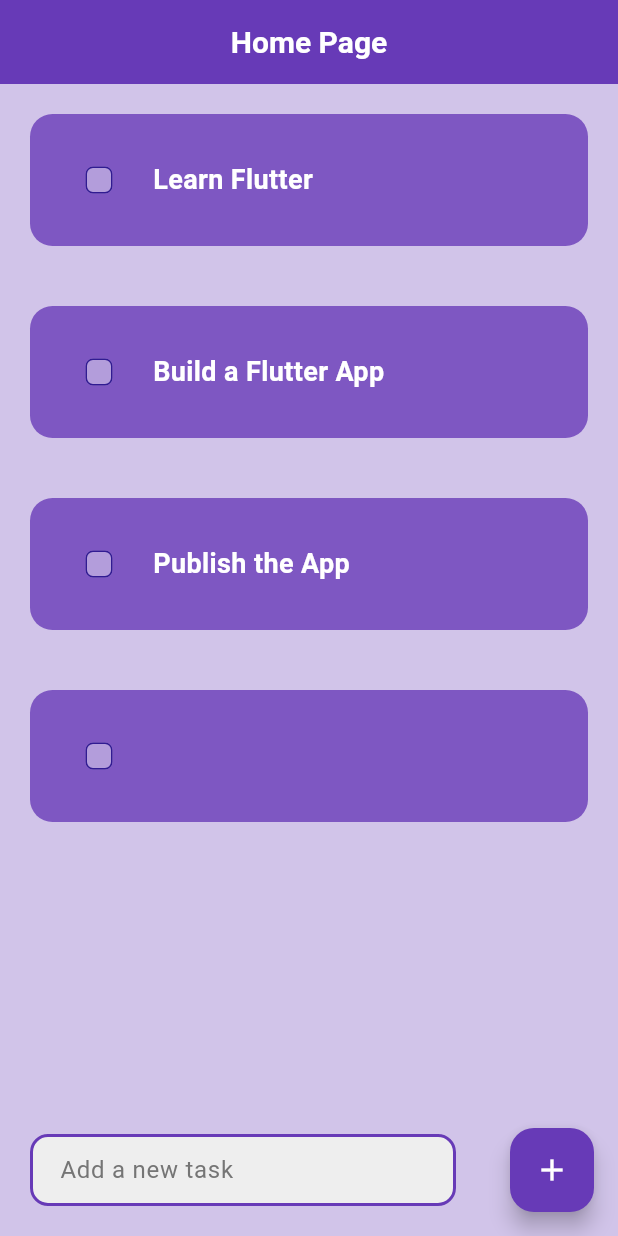
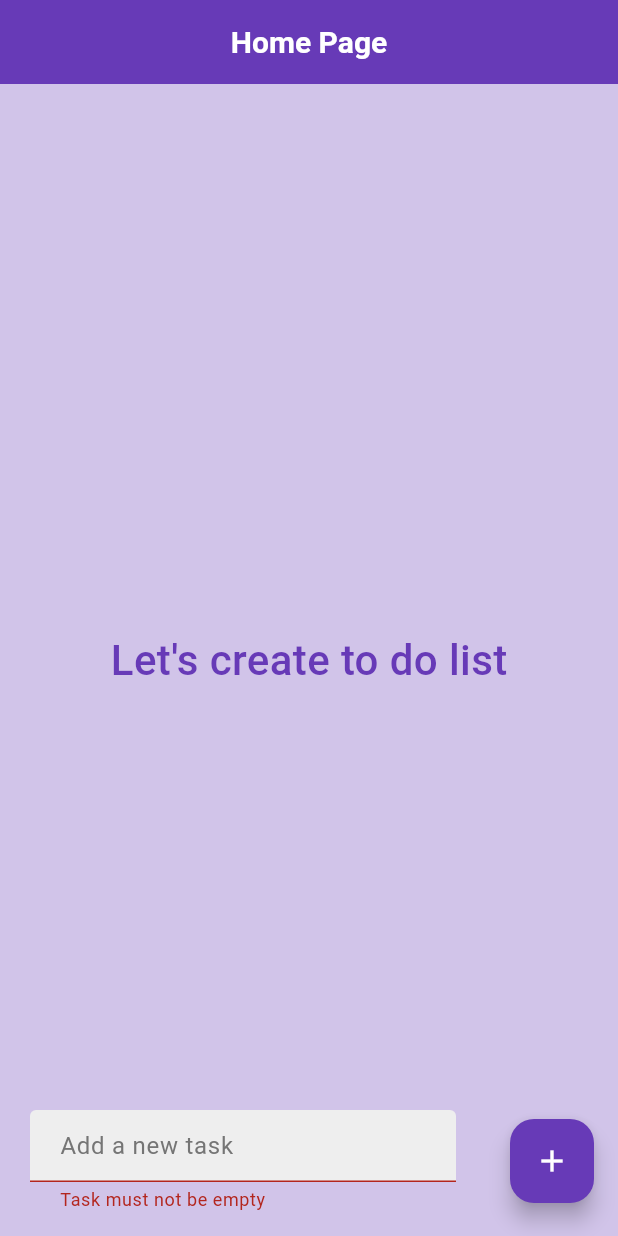
Before and after one commit to Suntoh/Flutter-Project, a Flutter app: the screen it shows after launch, after a tap on the "add" icon, on a phone screen of 412 x 824 dp. Run offline on Flutter 3.47's test engine with Material 3 defaults, Android fonts, the phone set to English and light mode, and no system bars; drawn by our look-alikes of flutter_slidable; our stand-ins replace flutter_dotenv, geocoding, geolocator, lottie.

Commit message:
feat: improve error handling and ui styling

```diff
--- a/project02/lib/pages/home_page.dart
+++ b/project02/lib/pages/home_page.dart
@@ -10,12 +10,10 @@
 
 class _HomePageState extends State<HomePage> {
   final _controller = TextEditingController();
+  String? _errorText;
 
-  List toDoList = [
-    ['Learn Flutter', false],
-    ['Build a Flutter App', false],
-    ['Publish the App', false],
-  ];
+  List toDoList = [];
+
   void checkboxChanged(bool? value, int index) {
     setState(() {
       toDoList[index][1] = !toDoList[index][1];
@@ -23,9 +21,14 @@
   }
 
   void addNewTask() {
+    if (_controller.text.isEmpty) {
+      setState(() => _errorText = 'Task must not be empty');
+      return;
+    }
     setState(() {
       toDoList.add([_controller.text, false]);
       _controller.clear();
+      _errorText = null;
     });
   }
 
@@ -34,7 +37,18 @@
       toDoList.removeAt(index);
     });
     ScaffoldMessenger.of(context).showSnackBar(
-      SnackBar(content: Text('Task deleted'), duration: Duration(seconds: 2)),
+      SnackBar(
+        content: Text(
+          'Task deleted',
+          style: TextStyle(
+            color: Colors.white,
+            fontSize: 16,
+            fontWeight: FontWeight.bold,
+          ),
+        ),
+        duration: Duration(seconds: 2),
+        backgroundColor: Colors.red,
+      ),
     );
   }
 
@@ -49,7 +63,18 @@
         foregroundColor: Colors.white,
         titleTextStyle: TextStyle(fontSize: 20, fontWeight: FontWeight.bold),
       ),
-      body: ListView.builder(
+      body: toDoList.isEmpty
+          ? const Center(
+              child: Text(
+                "Let's create to do list",
+                style: TextStyle(
+                  fontSize: 28,
+                  fontWeight: FontWeight.w500,
+                  color: Colors.deepPurple,
+                ),
+              ),
+            )
+          : ListView.builder(
               itemCount: toDoList.length,
               itemBuilder: (BuildContext context, int index) {
                 return ToDoList(
@@ -73,8 +98,11 @@
               padding: const EdgeInsets.symmetric(horizontal: 36),
               child: TextField(
                 controller: _controller,
+                onSubmitted: (_) => addNewTask(),
+                onChanged: (_) => setState(() => _errorText = null),
                 decoration: InputDecoration(
                   hintText: 'Add a new task',
+                  errorText: _errorText,
                   hintStyle: TextStyle(
                     color: Colors.grey.shade600,
                     fontSize: 16,
```
Lines whose indentation alone changed are shown as unchanged.
